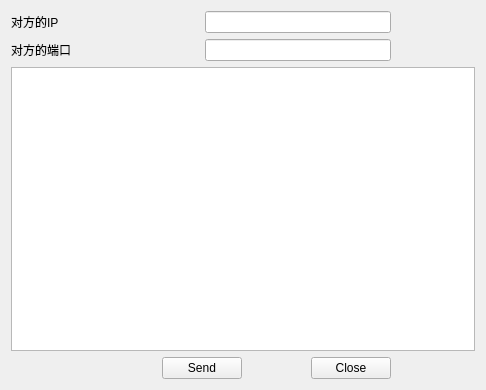
The window that day04/02_UDP/widget.ui (lvzl20/QTtest1) describes before a commit, drawn with Qt 5.
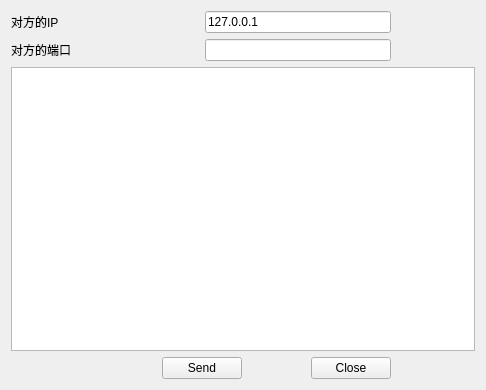
The same window after the commit.

```diff
--- a/day04/02_UDP/widget.ui
+++ b/day04/02_UDP/widget.ui
@@ -88,7 +88,11 @@
     <widget class="QLineEdit" name="lineEditPort"/>
    </item>
    <item row="0" column="2" colspan="3">
-    <widget class="QLineEdit" name="lineEditIp"/>
+    <widget class="QLineEdit" name="lineEditIp">
+     <property name="text">
+      <string>127.0.0.1</string>
+     </property>
+    </widget>
    </item>
   </layout>
  </widget>
```
